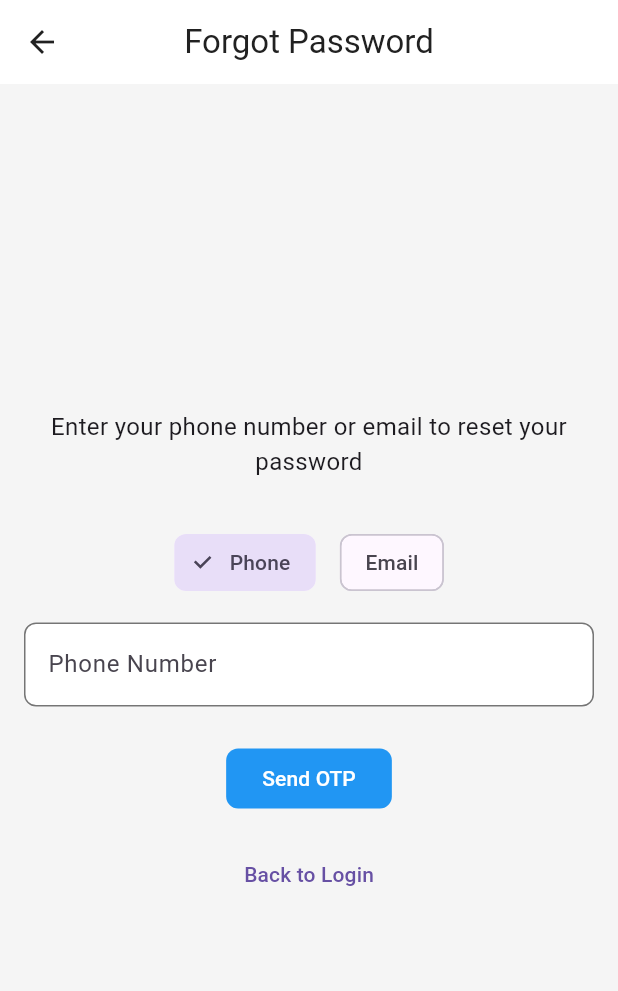
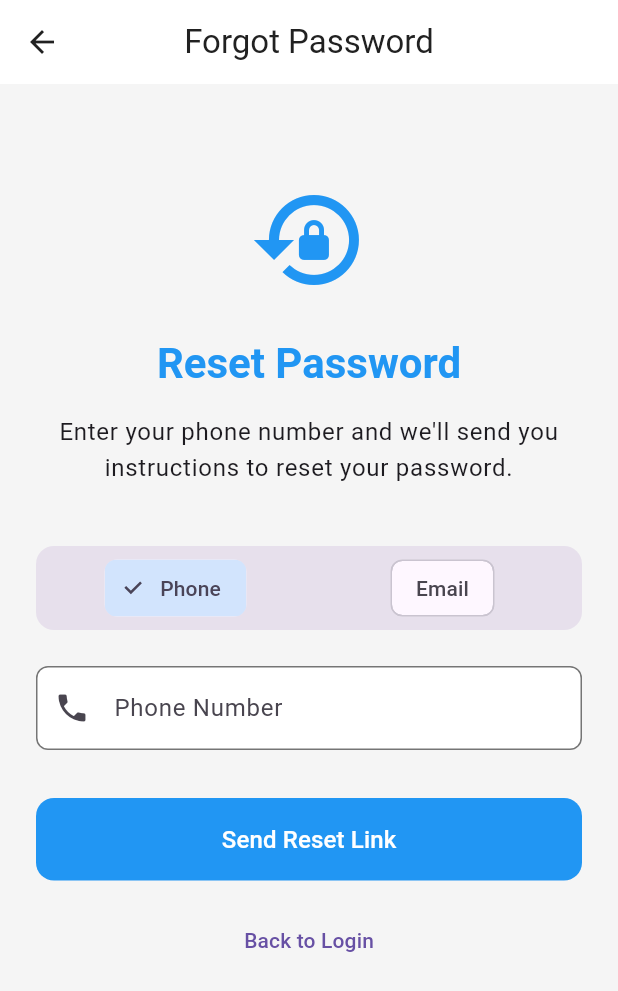
Before and after one commit to prow57/ConnectMalawi, a Flutter app: the ForgotPasswordScreen screen opened directly, on a phone screen of 412 x 824 dp. Shown: the top 991 px of the screen. Run offline on Flutter 3.47's test engine with Material 3 defaults, Android fonts, the phone set to English and light mode, and no system bars; our stand-ins replace flutter_secure_storage; accounts and stored records are empty.

Commit message:
Update forgot_password_screen.dart

```diff
--- a/lib/feature_auth/screens/forgot_password_screen.dart
+++ b/lib/feature_auth/screens/forgot_password_screen.dart
@@ -13,6 +13,7 @@ class _ForgotPasswordScreenState extends State<ForgotPasswordScreen> {
   final _formKey = GlobalKey<FormState>();
   final _phoneController = TextEditingController();
   final _emailController = TextEditingController();
+  bool _isLoading = false;
   bool _usePhone = true;
 
   @override
@@ -22,30 +23,81 @@ class _ForgotPasswordScreenState extends State<ForgotPasswordScreen> {
     super.dispose();
   }
 
+  String? _validatePhone(String? value) {
+    if (value == null || value.isEmpty) {
+      return 'Please enter your phone number';
+    }
+    if (value.length < 9) {
+      return 'Phone number must be at least 9 digits';
+    }
+    return null;
+  }
+
+  String? _validateEmail(String? value) {
+    if (value == null || value.isEmpty) {
+      return 'Please enter your email';
+    }
+    if (!RegExp(r'^[\w-\.]+@([\w-]+\.)+[\w-]{2,4}$').hasMatch(value)) {
+      return 'Please enter a valid email';
+    }
+    return null;
+  }
+
   @override
   Widget build(BuildContext context) {
+    final theme = Theme.of(context);
+
     return Scaffold(
       appBar: AppBar(
         title: const Text('Forgot Password'),
       ),
-      body: Padding(
-        padding: const EdgeInsets.all(16.0),
+      body: SafeArea(
+        child: SingleChildScrollView(
+          child: Padding(
+            padding: const EdgeInsets.all(24.0),
             child: Form(
               key: _formKey,
               child: Column(
-            mainAxisAlignment: MainAxisAlignment.center,
+                crossAxisAlignment: CrossAxisAlignment.stretch,
                 children: [
-              const Text(
-                'Enter your phone number or email to reset your password',
+                  const SizedBox(height: 40),
+                  // Icon
+                  Center(
+                    child: Icon(
+                      Icons.lock_reset,
+                      size: 80,
+                      color: theme.primaryColor,
+                    ),
+                  ),
+                  const SizedBox(height: 24),
+                  // Title
+                  Text(
+                    'Reset Password',
+                    style: theme.textTheme.headlineMedium?.copyWith(
+                      fontWeight: FontWeight.bold,
+                      color: theme.primaryColor,
+                    ),
                     textAlign: TextAlign.center,
-                style: TextStyle(fontSize: 16),
                   ),
-              const SizedBox(height: 32),
+                  const SizedBox(height: 16),
+                  // Description
+                  Text(
+                    'Enter your ${_usePhone ? 'phone number' : 'email'} and we\'ll send you instructions to reset your password.',
+                    style: theme.textTheme.bodyLarge,
+                    textAlign: TextAlign.center,
+                  ),
+                  const SizedBox(height: 40),
                   // Toggle between phone and email
-              Row(
-                mainAxisAlignment: MainAxisAlignment.center,
+                  Container(
+                    padding: const EdgeInsets.all(4),
+                    decoration: BoxDecoration(
+                      color: theme.colorScheme.surfaceVariant,
+                      borderRadius: BorderRadius.circular(12),
+                    ),
+                    child: Row(
                       children: [
-                  ChoiceChip(
+                        Expanded(
+                          child: ChoiceChip(
                             label: const Text('Phone'),
                             selected: _usePhone,
                             onSelected: (selected) {
@@ -53,9 +105,12 @@ class _ForgotPasswordScreenState extends State<ForgotPasswordScreen> {
                                 _usePhone = selected;
                               });
                             },
+                            backgroundColor: Colors.transparent,
+                            selectedColor: theme.primaryColor.withOpacity(0.2),
                           ),
-                  const SizedBox(width: 16),
-                  ChoiceChip(
+                        ),
+                        Expanded(
+                          child: ChoiceChip(
                             label: const Text('Email'),
                             selected: !_usePhone,
                             onSelected: (selected) {
@@ -63,76 +118,112 @@ class _ForgotPasswordScreenState extends State<ForgotPasswordScreen> {
                                 _usePhone = !selected;
                               });
                             },
+                            backgroundColor: Colors.transparent,
+                            selectedColor: theme.primaryColor.withOpacity(0.2),
+                          ),
                         ),
                       ],
                     ),
-              const SizedBox(height: 16),
+                  ),
+                  const SizedBox(height: 24),
                   // Phone/Email field
                   if (_usePhone)
                     TextFormField(
                       controller: _phoneController,
-                  decoration: const InputDecoration(
+                      decoration: InputDecoration(
                         labelText: 'Phone Number',
-                    border: OutlineInputBorder(),
+                        border: OutlineInputBorder(
+                          borderRadius: BorderRadius.circular(12),
+                        ),
                         prefixText: '+265 ',
+                        prefixIcon: const Icon(Icons.phone),
                       ),
                       keyboardType: TextInputType.phone,
-                  validator: (value) {
-                    if (value == null || value.isEmpty) {
-                      return 'Please enter your phone number';
-                    }
-                    return null;
-                  },
+                      validator: _validatePhone,
                     )
                   else
                     TextFormField(
                       controller: _emailController,
-                  decoration: const InputDecoration(
+                      decoration: InputDecoration(
                         labelText: 'Email',
-                    border: OutlineInputBorder(),
+                        border: OutlineInputBorder(
+                          borderRadius: BorderRadius.circular(12),
+                        ),
+                        prefixIcon: const Icon(Icons.email),
                       ),
                       keyboardType: TextInputType.emailAddress,
-                  validator: (value) {
-                    if (value == null || value.isEmpty) {
-                      return 'Please enter your email';
-                    }
-                    return null;
-                  },
+                      validator: _validateEmail,
                     ),
-              const SizedBox(height: 24),
-              // Send OTP button
+                  const SizedBox(height: 32),
+                  // Send Reset Link button
                   ElevatedButton(
-                onPressed: () async {
+                    onPressed: _isLoading
+                        ? null
+                        : () async {
                             if (_formKey.currentState!.validate()) {
-                    final authProvider = context.read<AuthProvider>();
+                              setState(() {
+                                _isLoading = true;
+                              });
+
                               try {
+                                final authProvider =
+                                    context.read<AuthProvider>();
                                 await authProvider.sendOTP(
-                        _usePhone ? _phoneController.text : _emailController.text,
+                                  identifier: _usePhone
+                                      ? _phoneController.text
+                                      : _emailController.text,
+                                  isPhone: _usePhone,
+                                  isPasswordReset: true,
                                 );
                                 if (mounted) {
-                        Navigator.pushNamed(
-                          context,
-                          '/verify-otp',
-                          arguments: {
-                            'phone': _usePhone ? _phoneController.text : null,
-                            'email': !_usePhone ? _emailController.text : null,
-                            'isPasswordReset': true,
-                          },
+                                  ScaffoldMessenger.of(context).showSnackBar(
+                                    SnackBar(
+                                      content: Text(
+                                          'Password reset instructions have been sent to your ${_usePhone ? 'phone' : 'email'}'),
+                                      backgroundColor: Colors.green,
+                                    ),
                                   );
+                                  Navigator.pop(context);
                                 }
                               } catch (e) {
                                 if (mounted) {
                                   ScaffoldMessenger.of(context).showSnackBar(
-                          SnackBar(content: Text(e.toString())),
+                                    SnackBar(
+                                      content: Text(e.toString()),
+                                      backgroundColor: Colors.red,
+                                    ),
                                   );
+                                }
+                              } finally {
+                                if (mounted) {
+                                  setState(() {
+                                    _isLoading = false;
+                                  });
                                 }
                               }
                             }
                           },
-                child: const Text('Send OTP'),
+                    style: ElevatedButton.styleFrom(
+                      padding: const EdgeInsets.symmetric(vertical: 16),
+                      shape: RoundedRectangleBorder(
+                        borderRadius: BorderRadius.circular(12),
+                      ),
+                    ),
+                    child: _isLoading
+                        ? const SizedBox(
+                            height: 20,
+                            width: 20,
+                            child: CircularProgressIndicator(
+                              strokeWidth: 2,
+                            ),
+                          )
+                        : const Text(
+                            'Send Reset Link',
+                            style: TextStyle(fontSize: 16),
+                          ),
                   ),
                   const SizedBox(height: 16),
-              // Back to login link
+                  // Back to Login
                   TextButton(
                     onPressed: () {
                       Navigator.pop(context);
@@ -143,6 +234,8 @@ class _ForgotPasswordScreenState extends State<ForgotPasswordScreen> {
               ),
             ),
           ),
+        ),
+      ),
     );
   }
 }
```
Lines whose indentation alone changed are shown as unchanged.
